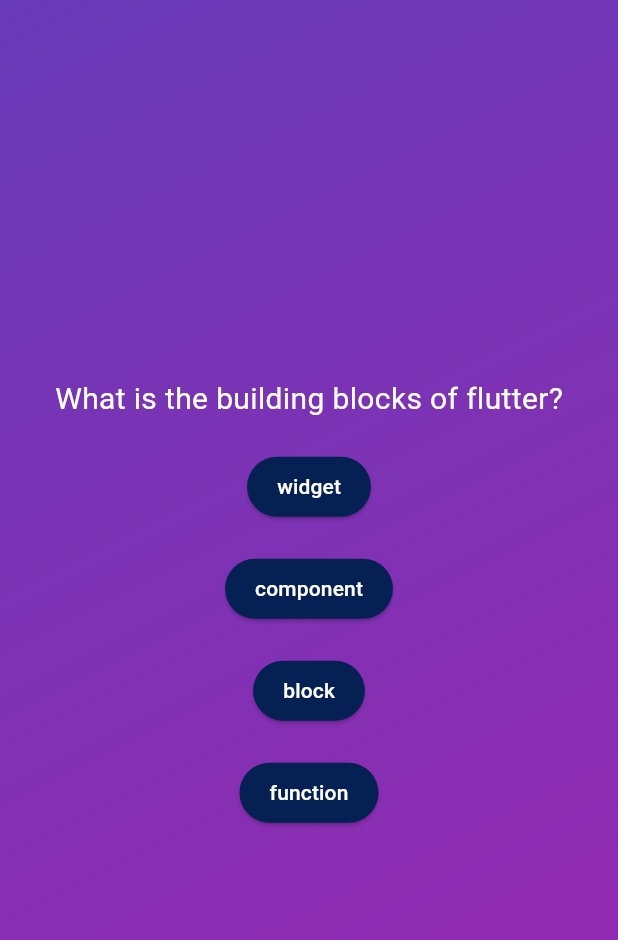
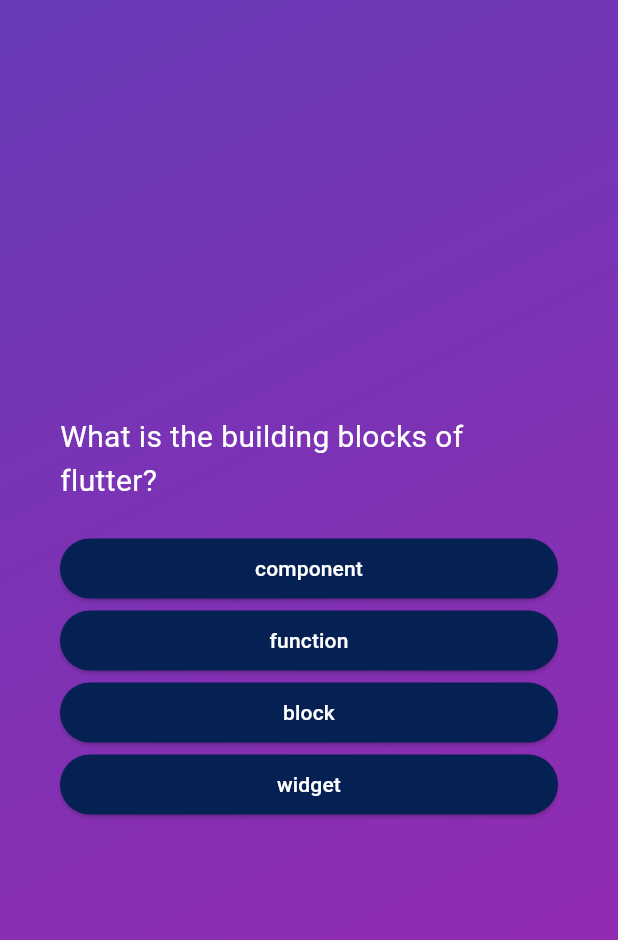
Before and after one commit to SH-Shawon/quiz_app, a Flutter app: the screen it shows after launch, after a tap on "start quiz", on a phone screen of 412 x 824 dp. Shown: the top 940 px of the screen. Run offline on Flutter 3.47's test engine with Material 3 defaults, Android fonts, the phone set to English and light mode, and no system bars.

Commit message:
show all question one by one

```diff
--- a/lib/custom_widget/answer_button.dart
+++ b/lib/custom_widget/answer_button.dart
@@ -9,14 +9,14 @@ class AnswerButton extends StatelessWidget{
   @override
   Widget build(BuildContext context) {
     return ElevatedButton(
-        onPressed: () {},
+        onPressed: onTap,
         style: ElevatedButton.styleFrom(
           padding: EdgeInsets.symmetric(horizontal: 20,vertical: 10),
           backgroundColor: Color.fromARGB(255, 5, 32, 83),
             foregroundColor: Colors.white,
           shape: RoundedRectangleBorder(borderRadius: BorderRadius.circular(20))
         ),
-        child: Text(answerText)
+        child: Text(answerText, textAlign: TextAlign.center,)
     );
   }
 
--- a/lib/question_screen.dart
+++ b/lib/question_screen.dart
@@ -12,26 +12,31 @@ class QuestionScreen extends StatefulWidget{
 }
 
 class _QuestionScreenState extends State<QuestionScreen>{
+  var currentQuestionIndex = 0;
+  void changeQuestionIndex(){
+    setState(() {
+      currentQuestionIndex++;
+    });
+  }
   @override
   Widget build(BuildContext context){
-    final currentQuestion = questions[0];
+    final currentQuestion = questions[currentQuestionIndex];
     return SizedBox(
       width: double.infinity,
+      child: Container(
+        margin: EdgeInsets.all(40), // make space of the container( all side)
         child: Column(
           mainAxisAlignment: MainAxisAlignment.center,
+          crossAxisAlignment: CrossAxisAlignment.stretch, // this will take all the available space horizontally
           children: [
             Text(currentQuestion.question,style: TextStyle(fontSize: 20,color: Colors.white),),
             SizedBox(height: 20,),
-          AnswerButton(currentQuestion.answers[0], () {}),
-          SizedBox(height: 20,),
-          AnswerButton(currentQuestion.answers[1], () {}),
-          SizedBox(height: 20,),
-          AnswerButton(currentQuestion.answers[2], () {}),
-          SizedBox(height: 20,),
-          AnswerButton(currentQuestion.answers[3], () {}),
-          SizedBox(height: 20,),
+            ...currentQuestion.getShuffledAnswer().map((answer){
+              return AnswerButton(answer, changeQuestionIndex);
+            })
           ],
         ),
+      )
     );
   }
 }
--- a/lib/quiz_question.dart
+++ b/lib/quiz_question.dart
@@ -4,4 +4,10 @@ class QuizQuestion{
 
   final String question;
   final List<String> answers;
+
+  List<String> getShuffledAnswer(){
+    final shuffledList = List.of(answers);
+    shuffledList.shuffle();
+    return shuffledList;
+  }
 }
```
Lines whose indentation alone changed are shown as unchanged.
